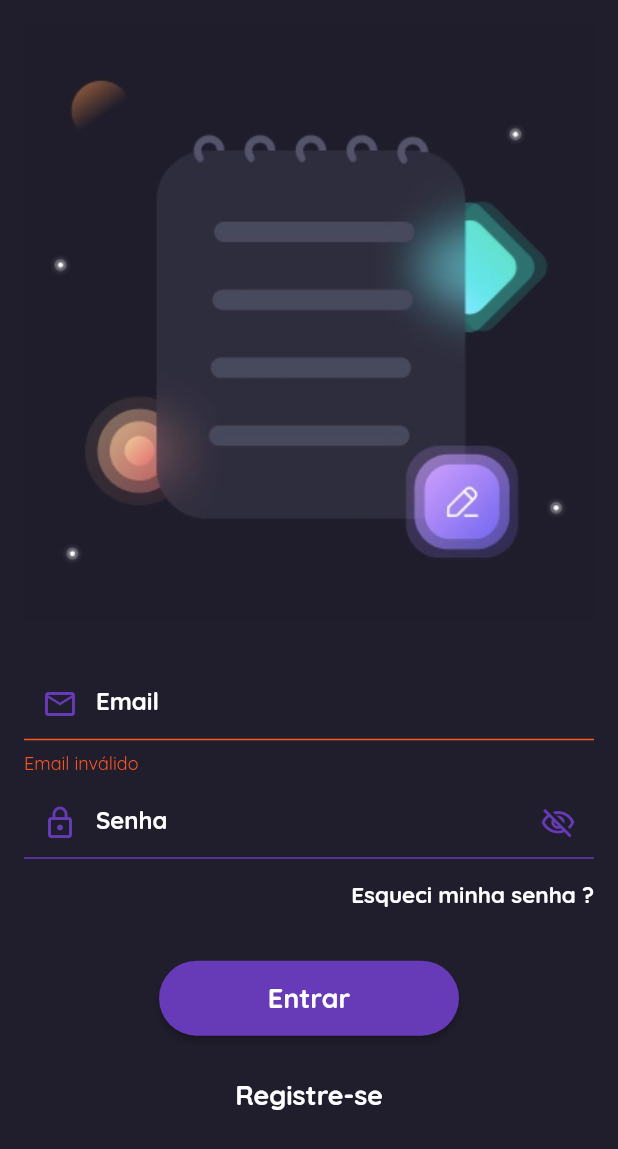
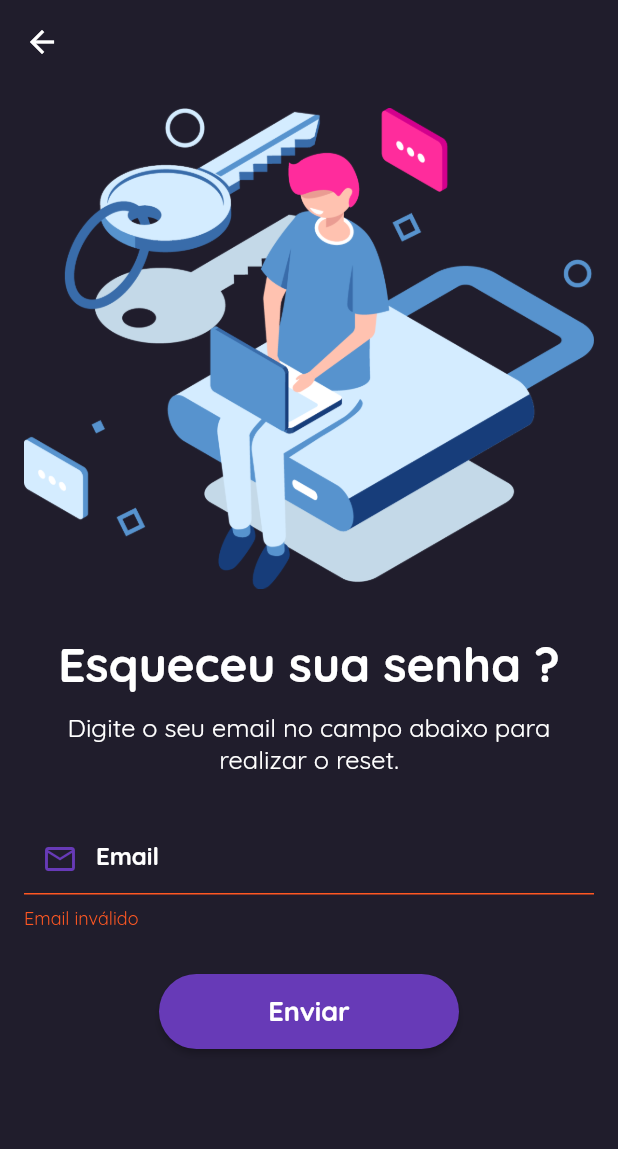
Before and after one commit to GarbielBarbosa/flutter_notes, a Flutter app: the ForgotPage screen opened directly, on a phone screen of 412 x 824 dp. Shown: the top 1149 px of the screen. Run offline on Flutter 3.47's test engine with Material 2 defaults, Android fonts, the phone set to English and light mode, and no system bars; our stand-ins replace shared_preferences; missing offline and left inert: cpf_cnpj_validator, easy_mask, password_strength, shared_preferences_web; accounts and stored records are empty.

Commit message:
Adiciona Esqueci minha senha

```diff
--- a/lib/src/forgot/forgot_page.dart
+++ b/lib/src/forgot/forgot_page.dart
@@ -1,7 +1,6 @@
 import 'package:flutter/material.dart';
 import 'package:flutter/services.dart';
-import 'package:flutter_notes/src/login/login_controller.dart';
-import 'package:flutter_notes/src/register/register_page.dart';
+import 'package:flutter_notes/src/forgot/forgot_controller.dart';
 import 'package:flutter_notes/src/shared/validators/text_validator.dart';
 import 'package:flutter_notes/src/shared/widgets/custom_text_field.dart';
 import 'package:flutter_notes/src/shared/widgets/shared_widgets.dart';
@@ -14,10 +13,10 @@ class ForgotPage extends StatefulWidget {
 }
 
 class _ForgotPageState extends State<ForgotPage> {
-  bool passwordVisible = true;
   TextEditingController _emailController = TextEditingController();
-  TextEditingController _passwordController = TextEditingController();
-
+  late ForgotController controller = ForgotController(onUpdate: () {
+    setState(() {});
+  });
   final GlobalKey<FormState> _formKey = GlobalKey<FormState>();
 
   @override
@@ -28,13 +27,16 @@ class _ForgotPageState extends State<ForgotPage> {
   @override
   void dispose() {
     _emailController.dispose();
-    _passwordController.dispose();
     super.dispose();
   }
 
   @override
   Widget build(BuildContext context) {
     return Scaffold(
+      appBar: AppBar(
+        backgroundColor: Color.fromRGBO(32, 29, 44, 1),
+        elevation: 0.0,
+      ),
       body: Stack(
         children: <Widget>[
           Container(
@@ -50,14 +52,30 @@ class _ForgotPageState extends State<ForgotPage> {
                 key: _formKey,
                 autovalidateMode: AutovalidateMode.always,
                 child: Column(
-                  //backgroundColor: Color.fromRGBO(23, 22, 33, 1),
                   mainAxisAlignment: MainAxisAlignment.center,
                   crossAxisAlignment: CrossAxisAlignment.center,
                   children: <Widget>[
                     SizedBox(height: .0),
                     Image.asset(
-                      "assets/note-login.png",
+                      "assets/forgot.png",
                       fit: BoxFit.cover,
+                    ),
+                    SizedBox(height: 30),
+                    Text(
+                      "Esqueceu sua senha ?",
+                      style: TextStyle(
+                          fontSize: 32,
+                          fontWeight: FontWeight.bold,
+                          color: Colors.white),
+                    ),
+                    SizedBox(height: 12.0),
+                    Text(
+                      "Digite o seu email no campo abaixo para realizar o reset.",
+                      textAlign: TextAlign.center,
+                      style: TextStyle(
+                        fontSize: 17,
+                        color: Colors.white,
+                      ),
                     ),
                     SizedBox(height: 32.0),
                     CustomTextField(
@@ -71,55 +89,18 @@ class _ForgotPageState extends State<ForgotPage> {
                       controller: _emailController,
                       keyboardType: TextInputType.emailAddress,
                     ),
-                    SizedBox(height: 8.0),
-                    CustomTextField(
-                      hintText: "Senha",
-                      prefixIcon: Icon(
-                        Icons.lock_outlined,
-                        color: Colors.deepPurple,
-                      ),
-                      obscureText: passwordVisible,
-                      suffixIcon: VisibleWidget(
-                        visible: passwordVisible,
-                        onPressed: () {
-                          setState(() {
-                            passwordVisible = !passwordVisible;
-                          });
-                        },
-                      ),
-                      textInputAction: TextInputAction.next,
-                      controller: _passwordController,
-                    ),
-                    Align(
-                      alignment: Alignment.topRight,
-                      child: TextButton(
-                        onPressed: () {
-                          this.buttonPress();
-                        },
-                        style: TextButton.styleFrom(
-                          padding: EdgeInsets.zero,
-                        ),
-                        child: Text(
-                          "Esqueci minha senha ?",
-                          style: TextStyle(
-                            color: Colors.white,
-                            fontFamily: 'Quicksand',
-                            fontSize: 15,
-                            fontWeight: FontWeight.bold,
-                          ),
-                        ),
-                      ),
-                    ),
-                    SizedBox(height: 20.0),
+                    SizedBox(height: 30.0),
                     SizedBox(
                       width: 200,
                       height: 50,
-                        child: ElevatedButton(
+                      child: controller.isLoading
+                          ? CircularProgressIndicator()
+                          : ElevatedButton(
                               onPressed: () {
-                            //   controller.getUser(
-                            //       context,
-                            //       _emailController.text,
-                            //       _passwordController.text);
+                                FocusScope.of(context).unfocus();
+                                if (_formKey.currentState!.validate()) {
+                                  controller.getUser(context);
+                                }
                               },
                               style: ButtonStyle(
                                 shape: MaterialStateProperty.all<
@@ -130,40 +111,9 @@ class _ForgotPageState extends State<ForgotPage> {
                                 ),
                               ),
                               child: Text(
-                            "Entrar",
+                                "Enviar",
                                 style: TextStyle(
                                   color: Colors.white,
-                              fontFamily: 'Quicksand',
-                              fontSize: 18,
-                              fontWeight: FontWeight.bold,
-                            ),
-                          ),
-                        )),
-                    SizedBox(height: 15.0),
-                    SizedBox(
-                      width: 200,
-                      height: 50,
-                      child: TextButton(
-                        onPressed: () {
-                          Navigator.push(
-                            context,
-                            MaterialPageRoute(
-                                builder: (context) => RegisterPage()),
-                          );
-                        },
-                        style: ButtonStyle(
-                          shape:
-                              MaterialStateProperty.all<RoundedRectangleBorder>(
-                            RoundedRectangleBorder(
-                              borderRadius: BorderRadius.circular(50.0),
-                            ),
-                          ),
-                        ),
-                        child: Text(
-                          "Registre-se",
-                          style: TextStyle(
-                            color: Colors.white,
-                            fontFamily: 'Quicksand',
                                   fontSize: 18,
                                   fontWeight: FontWeight.bold,
                                 ),
@@ -179,30 +129,4 @@ class _ForgotPageState extends State<ForgotPage> {
       ),
     );
   }
-
-  buttonPress() {
-    FocusScope.of(context).unfocus();
-    if (_formKey.currentState!.validate()) {
-      showDialog(
-        context: context,
-        builder: (context) => Column(
-          mainAxisAlignment: MainAxisAlignment.center,
-          crossAxisAlignment: CrossAxisAlignment.center,
-          children: [
-            Card(
-              child: Padding(
-                padding: const EdgeInsets.all(8.0),
-                child: Text(
-                  "Tudo certo por aqui",
-                  style: TextStyle(
-                    color: Colors.black,
-                  ),
-                ),
-              ),
-            ),
-          ],
-        ),
-      );
 }
-  }
-}
--- a/pubspec.yaml
+++ b/pubspec.yaml
@@ -53,7 +53,7 @@ flutter:
   # To add assets to your application, add an assets section, like this:
   assets:
     - assets/note-login.png
-    - assets/forgot-password.png
+    - assets/forgot.png
 
   # An image asset can refer to one or more resolution-specific "variants", see
   # https://flutter.dev/assets-and-images/#resolution-aware.
```
Also changed, not shown: lib/src/forgot/forgot_controller.dart (added, +109 -0 lines), lib/src/login/login_page.dart (+0 -27 lines), assets/academy.png (deleted), assets/forgot-password.png (deleted), assets/forgot.png (added), 1 other file. Lines whose indentation alone changed are shown as unchanged.
